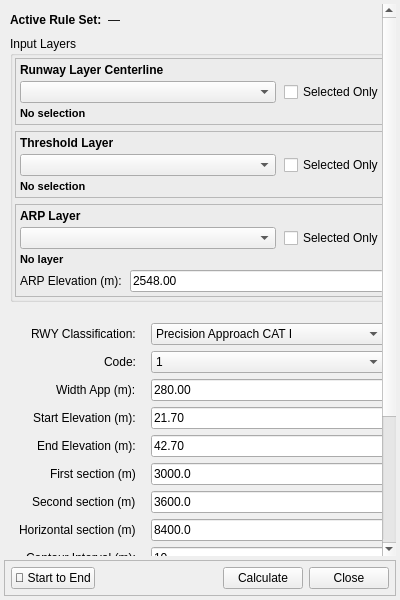
First picture: the form in qols/ui/qols_panel_base.ui, repository FLYGHT7/qOLS, before the edit.
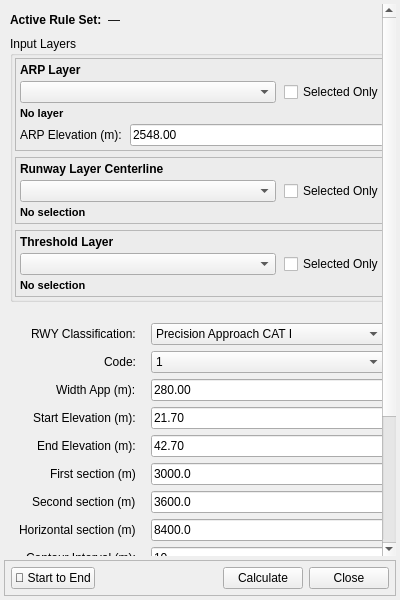
Second picture: the form after the edit. Custom widgets are drawn as their Qt base class.

Commit message: Refactor ARP Layer and Elevation UI components in New OLS panel

The edit to the form file:
```diff
--- a/qols/ui/qols_panel_base.ui
+++ b/qols/ui/qols_panel_base.ui
@@ -124,6 +124,120 @@
         <number>2</number>
        </property>
        
+       <!-- ARP (Aerodrome Reference Point) LAYER + ELEVATION (#131) -->
+       <item>
+        <widget class="QFrame" name="arpFrame">
+         <property name="frameShape">
+          <enum>QFrame::StyledPanel</enum>
+         </property>
+
+         <layout class="QVBoxLayout" name="arpCompactLayout">
+          <property name="spacing">
+           <number>4</number>
+          </property>
+          <property name="margin">
+           <number>4</number>
+          </property>
+
+          <!-- Title Row -->
+          <item>
+           <widget class="QLabel" name="arpTitleLabel">
+            <property name="text">
+             <string>ARP Layer</string>
+            </property>
+            <property name="styleSheet">
+             <string>QLabel { font-weight: bold; }</string>
+            </property>
+           </widget>
+          </item>
+
+          <!-- Horizontal Control Row -->
+          <item>
+           <layout class="QHBoxLayout" name="arpControlLayout">
+            <property name="spacing">
+             <number>8</number>
+            </property>
+            <item>
+             <widget class="QgsMapLayerComboBox" name="arpLayerCombo">
+              <property name="minimumHeight">
+               <number>24</number>
+              </property>
+              <property name="maximumHeight">
+               <number>28</number>
+              </property>
+              <property name="toolTip">
+               <string>Select the layer containing the Aerodrome Reference Point (ARP). Optional unless the active surface requires it (e.g. Outer Horizontal). This layer should contain a point feature representing the ARP.</string>
+              </property>
+              <property name="sizePolicy">
+               <sizepolicy hsizetype="Expanding" vsizetype="Fixed">
+                <horstretch>0</horstretch>
+                <verstretch>0</verstretch>
+               </sizepolicy>
+              </property>
+             </widget>
+            </item>
+            <item>
+             <widget class="QCheckBox" name="useSelectedArpCheckBox">
+              <property name="text">
+               <string>Selected Only</string>
+              </property>
+              <property name="toolTip">
+               <string>Check to use only the selected ARP feature instead of all features in the layer</string>
+              </property>
+              <property name="sizePolicy">
+               <sizepolicy hsizetype="Fixed" vsizetype="Fixed">
+                <horstretch>0</horstretch>
+                <verstretch>0</verstretch>
+               </sizepolicy>
+              </property>
+             </widget>
+            </item>
+           </layout>
+          </item>
+
+          <!-- Status Row -->
+          <item>
+           <widget class="QLabel" name="arpSelectionStatusLabel">
+            <property name="text">
+             <string>No layer</string>
+            </property>
+            <property name="styleSheet">
+             <string>QLabel { font-weight: bold; font-size: 11px; }</string>
+            </property>
+            <property name="minimumHeight"><number>16</number></property>
+            <property name="maximumHeight"><number>16</number></property>
+           </widget>
+          </item>
+
+          <!-- ARP Elevation Row -->
+          <item>
+           <layout class="QHBoxLayout" name="arpElevationLayout">
+            <property name="spacing">
+             <number>8</number>
+            </property>
+            <item>
+             <widget class="QLabel" name="label_ARP_elevation">
+              <property name="text">
+               <string>ARP Elevation (m):</string>
+              </property>
+             </widget>
+            </item>
+            <item>
+             <widget class="QLineEdit" name="spin_ARP_elevation">
+              <property name="text">
+               <string>2548.00</string>
+              </property>
+              <property name="toolTip">
+               <string>Aerodrome Reference Point elevation, shared by every surface that needs a Z datum (Approach, OFZ, Transitional, Take-Off, Outer Horizontal).</string>
+              </property>
+             </widget>
+            </item>
+           </layout>
+          </item>
+         </layout>
+        </widget>
+       </item>
+
        <!-- IMPROVED RUNWAY SELECTION -->
        <item>
         <widget class="QFrame" name="runwayFrame">
@@ -300,120 +414,6 @@
         </widget>
        </item>
 
-       <!-- ARP (Aerodrome Reference Point) LAYER + ELEVATION (#131) -->
-       <item>
-        <widget class="QFrame" name="arpFrame">
-         <property name="frameShape">
-          <enum>QFrame::StyledPanel</enum>
-         </property>
-
-         <layout class="QVBoxLayout" name="arpCompactLayout">
-          <property name="spacing">
-           <number>4</number>
-          </property>
-          <property name="margin">
-           <number>4</number>
-          </property>
-
-          <!-- Title Row -->
-          <item>
-           <widget class="QLabel" name="arpTitleLabel">
-            <property name="text">
-             <string>ARP Layer</string>
-            </property>
-            <property name="styleSheet">
-             <string>QLabel { font-weight: bold; }</string>
-            </property>
-           </widget>
-          </item>
-
-          <!-- Horizontal Control Row -->
-          <item>
-           <layout class="QHBoxLayout" name="arpControlLayout">
-            <property name="spacing">
-             <number>8</number>
-            </property>
-            <item>
-             <widget class="QgsMapLayerComboBox" name="arpLayerCombo">
-              <property name="minimumHeight">
-               <number>24</number>
-              </property>
-              <property name="maximumHeight">
-               <number>28</number>
-              </property>
-              <property name="toolTip">
-               <string>Select the layer containing the Aerodrome Reference Point (ARP). Optional unless the active surface requires it (e.g. Outer Horizontal). This layer should contain a point feature representing the ARP.</string>
-              </property>
-              <property name="sizePolicy">
-               <sizepolicy hsizetype="Expanding" vsizetype="Fixed">
-                <horstretch>0</horstretch>
-                <verstretch>0</verstretch>
-               </sizepolicy>
-              </property>
-             </widget>
-            </item>
-            <item>
-             <widget class="QCheckBox" name="useSelectedArpCheckBox">
-              <property name="text">
-               <string>Selected Only</string>
-              </property>
-              <property name="toolTip">
-               <string>Check to use only the selected ARP feature instead of all features in the layer</string>
-              </property>
-              <property name="sizePolicy">
-               <sizepolicy hsizetype="Fixed" vsizetype="Fixed">
-                <horstretch>0</horstretch>
-                <verstretch>0</verstretch>
-               </sizepolicy>
-              </property>
-             </widget>
-            </item>
-           </layout>
-          </item>
-
-          <!-- Status Row -->
-          <item>
-           <widget class="QLabel" name="arpSelectionStatusLabel">
-            <property name="text">
-             <string>No layer</string>
-            </property>
-            <property name="styleSheet">
-             <string>QLabel { font-weight: bold; font-size: 11px; }</string>
-            </property>
-            <property name="minimumHeight"><number>16</number></property>
-            <property name="maximumHeight"><number>16</number></property>
-           </widget>
-          </item>
-
-          <!-- ARP Elevation Row -->
-          <item>
-           <layout class="QHBoxLayout" name="arpElevationLayout">
-            <property name="spacing">
-             <number>8</number>
-            </property>
-            <item>
-             <widget class="QLabel" name="label_ARP_elevation">
-              <property name="text">
-               <string>ARP Elevation (m):</string>
-              </property>
-             </widget>
-            </item>
-            <item>
-             <widget class="QLineEdit" name="spin_ARP_elevation">
-              <property name="text">
-               <string>2548.00</string>
-              </property>
-              <property name="toolTip">
-               <string>Aerodrome Reference Point elevation, shared by every surface that needs a Z datum (Approach, OFZ, Transitional, Take-Off, Outer Horizontal).</string>
-              </property>
-             </widget>
-            </item>
-           </layout>
-          </item>
-         </layout>
-        </widget>
-       </item>
-
    <!-- Removed combined selection status label (replaced by per-layer labels in frames) -->
       </layout>
      </widget>
```
The commit also changes 1 other file.
